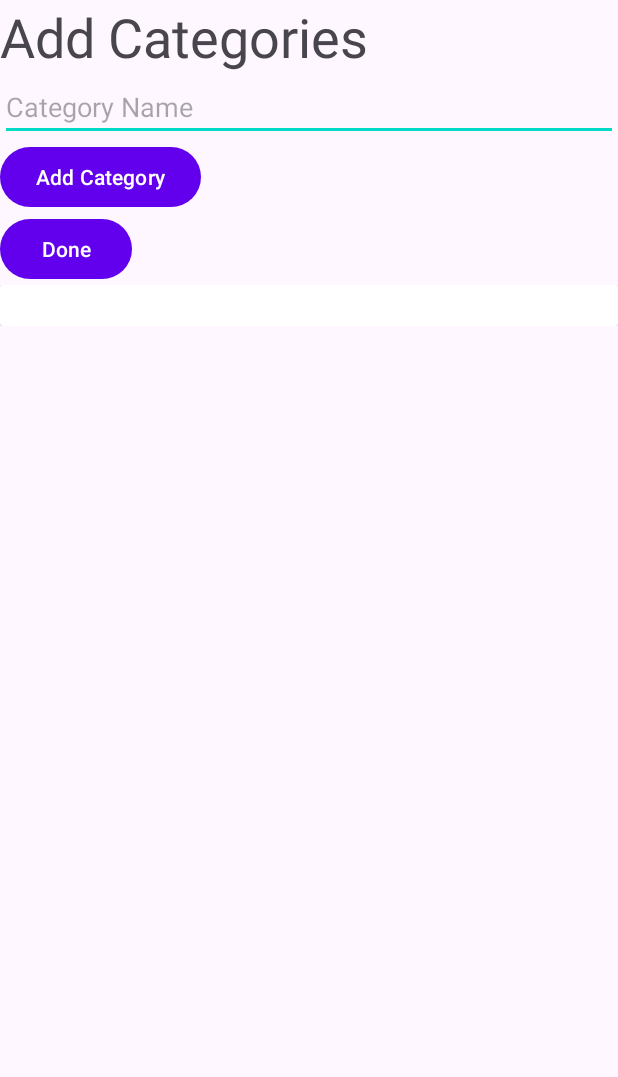
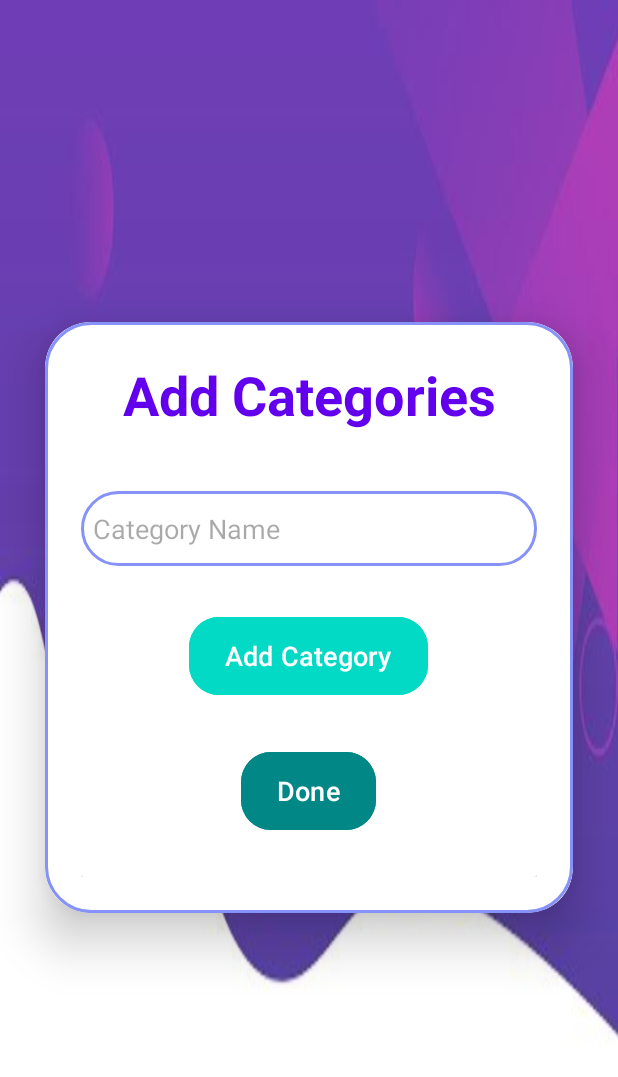
Before and after one commit to ST10083156/OPSC_POE_PART2, an Android app: the CategoriesPage screen opened directly, with no data from a screen before it, after a tap on "Add Category", on a phone screen of 412 x 824 dp. Shown: the top 1077 px of the screen. Run offline under Robolectric (Android 15) with nearby library versions, the phone set to English and light mode, and no system bars.

Commit message:
UIs imported

```diff
--- a/app/src/main/res/layout/activity_categories_page.xml
+++ b/app/src/main/res/layout/activity_categories_page.xml
@@ -6,32 +6,72 @@
     android:layout_width="match_parent"
     android:layout_height="match_parent"
     tools:context=".CategoriesPage"
-    android:orientation="vertical">
+    android:orientation="vertical"
+    android:gravity="center"
+    android:background="@drawable/profile">
+
+    <androidx.cardview.widget.CardView
+        android:layout_width="match_parent"
+        android:layout_height="wrap_content"
+        android:layout_margin="30dp"
+        app:cardCornerRadius="30dp"
+        app:cardElevation="20dp">
+
+        <LinearLayout
+            android:layout_width="match_parent"
+            android:layout_height="wrap_content"
+            android:layout_gravity="center_horizontal"
+            android:background="@drawable/custom_edittext"
+            android:orientation="vertical"
+            android:padding="24dp">
+
             <TextView
                 android:id="@+id/categoriesTV"
-    android:layout_width="wrap_content"
+                android:layout_width="match_parent"
                 android:layout_height="wrap_content"
                 android:text="Add Categories"
-    android:textSize="36dp"/>
+                android:textAlignment="center"
+                android:textColor="@color/purple_500"
+                android:textSize="36sp"
+                android:textStyle="bold"/>
+
             <EditText
                 android:id="@+id/categoryET"
                 android:layout_width="match_parent"
-        android:layout_height="wrap_content"
-        android:hint="Category Name"/>
+                android:layout_height="50dp"
+                android:hint="Category Name"
+                android:layout_marginTop="40dp"
+                android:background="@drawable/custom_edittext"
+                android:padding="8dp"
+                android:textColor="@color/black"/>
+
             <Button
                 android:id="@+id/addBtn"
                 android:layout_width="wrap_content"
-        android:layout_height="wrap_content"
-        android:text="Add Category"/>
+                android:layout_height="60dp"
+                android:text="Add Category"
+                android:layout_marginTop="30dp"
+                android:backgroundTint="@color/teal_200"
+                android:textSize="18sp"
+                app:cornerRadius="20dp"
+                android:layout_gravity="center_horizontal"/>
+
             <Button
                 android:id="@+id/doneBtn"
                 android:layout_width="wrap_content"
-        android:layout_height="wrap_content"
-        android:text="Done"/>
+                android:layout_height="60dp"
+                android:text="Done"
+                android:layout_marginTop="30dp"
+                android:backgroundTint="@color/teal_700"
+                android:textSize="18sp"
+                app:cornerRadius="20dp"
+                android:layout_gravity="center_horizontal"/>
+
             <androidx.recyclerview.widget.RecyclerView
                 android:id="@+id/categoriesRV"
                 android:layout_width="match_parent"
                 android:layout_height="match_parent"/>
 
-
         </LinearLayout>
+    </androidx.cardview.widget.CardView>
+</LinearLayout>
```
Lines whose indentation alone changed are shown as unchanged.
